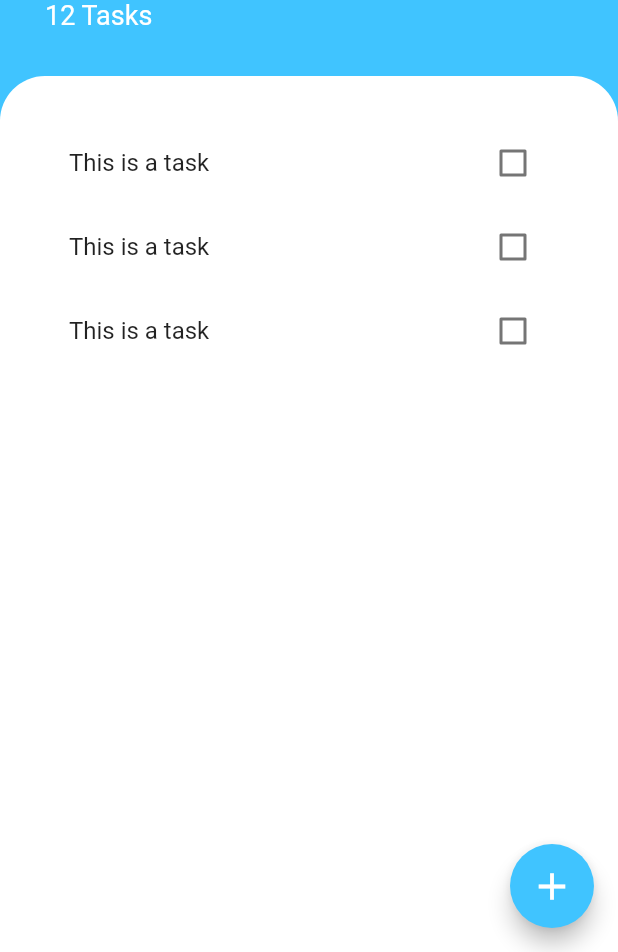
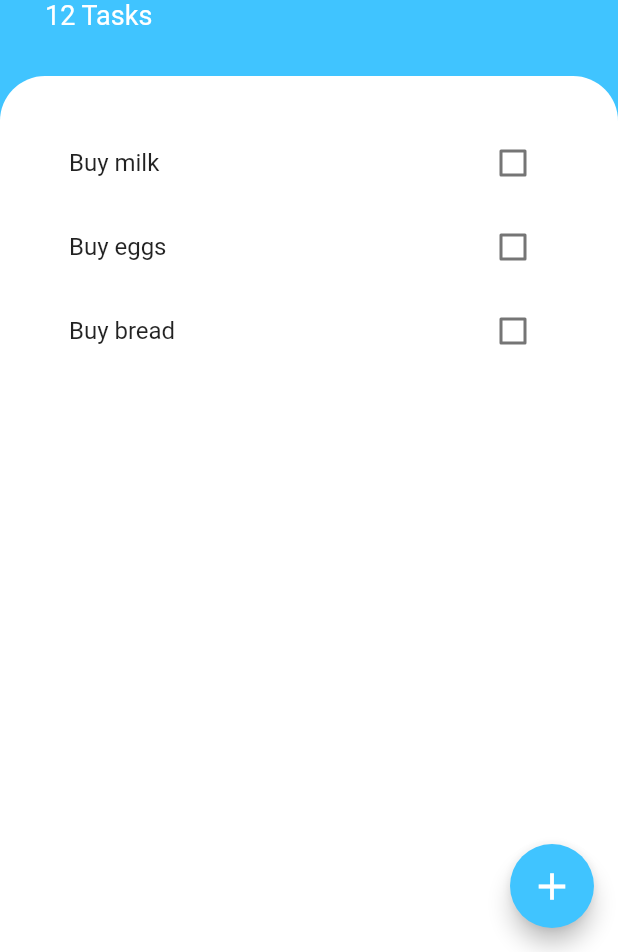
Before and after one commit to popoviciandrei/todoey_flutter, a Flutter app: the screen it shows after launch, on a phone screen of 412 x 824 dp, the part 284-1236 px from its top. Run offline on Flutter 3.47's test engine with Material 2 defaults, Android fonts, the phone set to English and light mode, and no system bars.

Commit message:
Added state for TaskTile

```diff
--- /dev/null
+++ b/lib/models/task.dart
@@ -0,0 +1,8 @@
+class Task {
+  final String name;
+  bool isDone;
+
+  Task({this.name, this.isDone = false});
+
+  void toggleDone() => isDone = !isDone;
+}
--- a/lib/widgets/task_tile.dart
+++ b/lib/widgets/task_tile.dart
@@ -1,14 +1,26 @@
 import 'package:flutter/material.dart';
 
 class TaskTile extends StatelessWidget {
+  final bool isChecked;
+  final String taskTitle;
+  final Function onChanged;
+
+  TaskTile({@required this.taskTitle, this.isChecked = false, this.onChanged});
+
   @override
   Widget build(BuildContext context) {
     return ListTile(
-      title: Text('This is a task'),
+      title: Text(
+        taskTitle,
+        style: TextStyle(
+          decoration:
+              isChecked ? TextDecoration.lineThrough : TextDecoration.none,
+        ),
+      ),
       trailing: Checkbox(
-        value: false,
-        onChanged: (value) {},
-      ),
+          activeColor: Colors.lightBlueAccent,
+          value: isChecked,
+          onChanged: onChanged),
     );
   }
 }
--- a/lib/widgets/tasks_list.dart
+++ b/lib/widgets/tasks_list.dart
@@ -1,16 +1,32 @@
 import 'package:flutter/material.dart';
+import 'package:todoey/models/task.dart';
 import 'package:todoey/widgets/task_tile.dart';
 
-class TasksList extends StatelessWidget {
+class TasksList extends StatefulWidget {
+  @override
+  _TasksListState createState() => _TasksListState();
+}
+
+class _TasksListState extends State<TasksList> {
+  List<Task> tasks = [
+    Task(name: 'Buy milk'),
+    Task(name: 'Buy eggs'),
+    Task(name: 'Buy bread'),
+  ];
+
   @override
   Widget build(BuildContext context) {
     return ListView(
       padding: EdgeInsets.all(30.0),
-      children: <Widget>[
-        TaskTile(),
-        TaskTile(),
-        TaskTile(),
-      ],
+      children: tasks
+          .map(
+            (task) => TaskTile(
+              taskTitle: task.name,
+              isChecked: task.isDone,
+              onChanged: (checked) => setState(() => task.toggleDone()),
+            ),
+          )
+          .toList(),
     );
   }
 }
```
